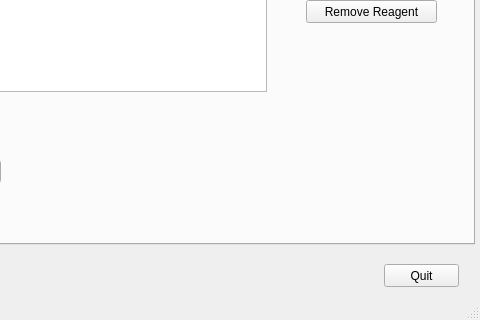
The window that mainwindow.ui (LauKr/Tellurium) describes before a commit, drawn with Qt 5; both pictures show x 296 to 776 and y 285 to 605 of the 776 by 605 pixel window.
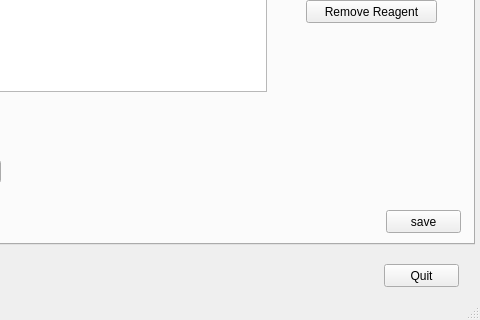
The same window after the commit. Icons and pictures are not drawn.

What changed in the file:
```diff
--- a/mainwindow.ui
+++ b/mainwindow.ui
@@ -350,6 +350,19 @@
        <string/>
       </property>
      </widget>
+     <widget class="QPushButton" name="saveButton">
+      <property name="geometry">
+       <rect>
+        <x>670</x>
+        <y>380</y>
+        <width>75</width>
+        <height>23</height>
+       </rect>
+      </property>
+      <property name="text">
+       <string>save</string>
+      </property>
+     </widget>
     </widget>
    </widget>
    <widget class="QWidget" name="layoutWidget">
```
Left out of the diff: 2 changed lines with no effect on the pictures.
